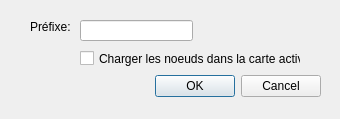
Obenj/networks, file ui_reseaux.ui: the form before one commit.
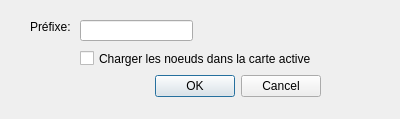
The form after the commit.

What changed in the file:
```diff
--- a/ui_reseaux.ui
+++ b/ui_reseaux.ui
@@ -6,7 +6,7 @@
    <rect>
     <x>0</x>
     <y>0</y>
-    <width>340</width>
+    <width>400</width>
     <height>119</height>
    </rect>
   </property>
@@ -57,7 +57,7 @@
     <rect>
      <x>80</x>
      <y>50</y>
-     <width>221</width>
+     <width>300</width>
      <height>17</height>
     </rect>
    </property>
```
